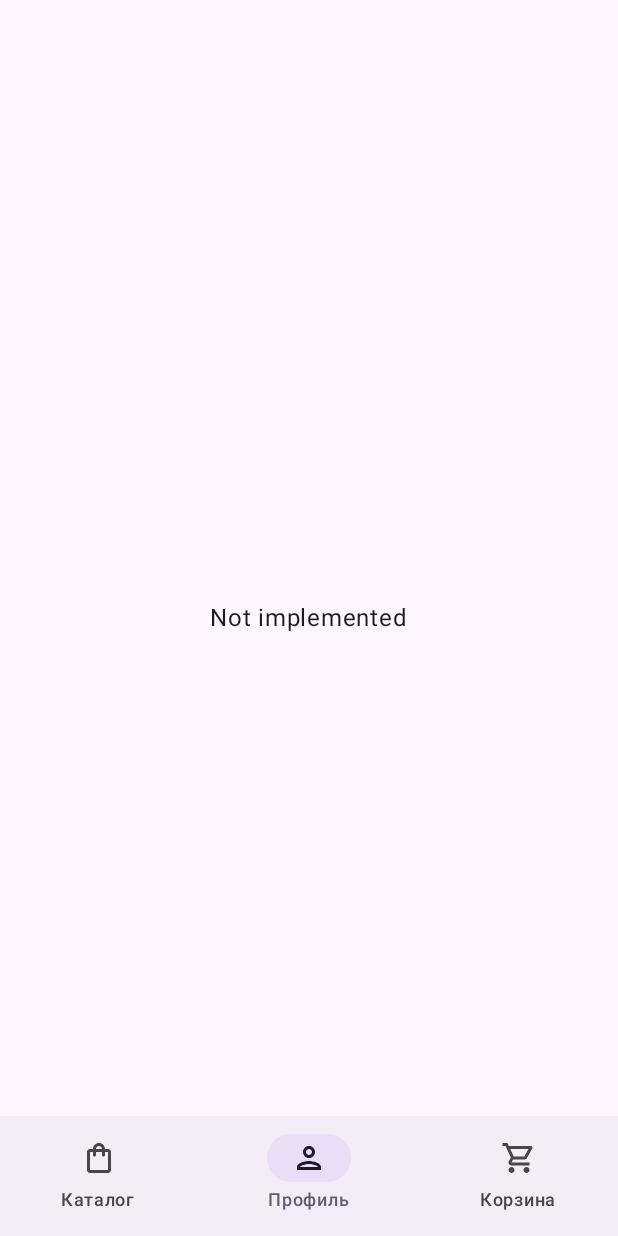
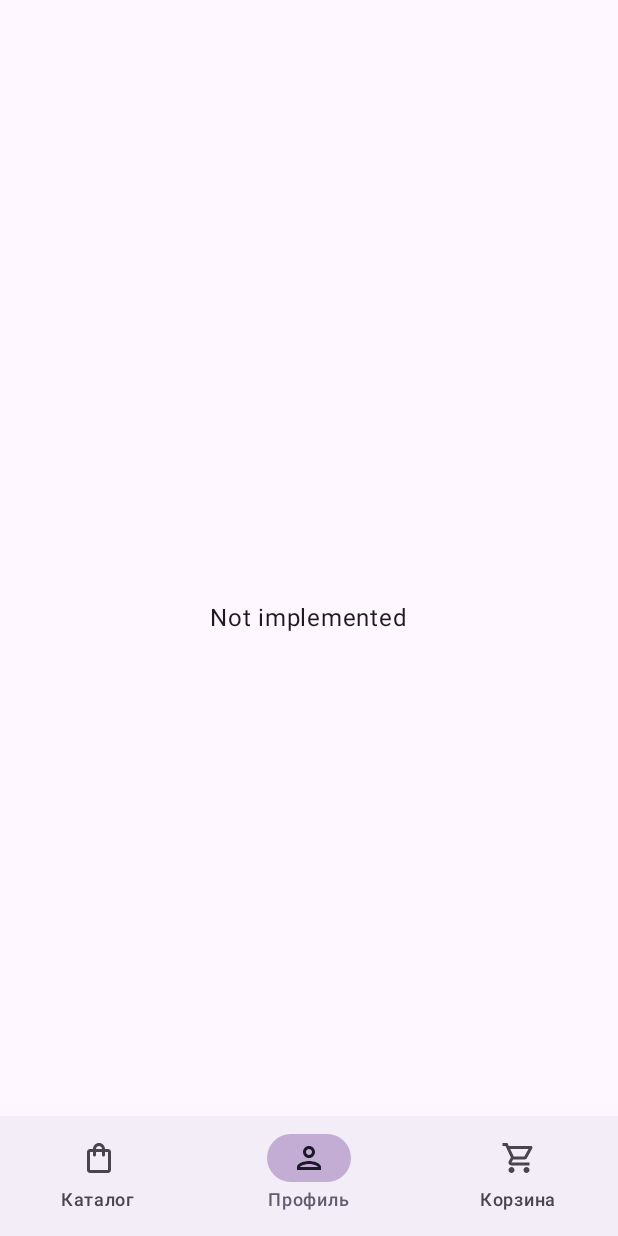
Before and after one commit to GermanovaPolina/android_hw3, an Android app built with Jetpack Compose: the screen it shows after launch (MainActivity), item 2 of the bottom bar chosen, on a phone screen of 412 x 824 dp. Run offline under Robolectric (Android 15) with nearby library versions, the phone set to English and light mode, and no system bars; pictures from the network do not load.

Commit message:
layouting

```diff
--- a/app/src/main/java/com/homework/hw3/MainActivity.kt
+++ b/app/src/main/java/com/homework/hw3/MainActivity.kt
@@ -6,9 +6,7 @@ import androidx.activity.compose.setContent
 import androidx.compose.foundation.layout.PaddingValues
 import androidx.compose.material3.MaterialTheme
 import androidx.compose.material3.Scaffold
-import androidx.compose.material3.Text
 import androidx.compose.runtime.Composable
-import androidx.compose.ui.Modifier
 import androidx.navigation.NavHostController
 import androidx.navigation.compose.NavHost
 import androidx.navigation.compose.composable
@@ -39,14 +37,13 @@ fun MainScreen() {
             BottomNavigationBar(navController = navController)
         }
     ) { paddingValues ->
-        NavigationGraph(navController = navController, modifier = Modifier, paddingValues)
+        NavigationGraph(navController = navController, paddingValues)
     }
 }
 
 @Composable
 fun NavigationGraph(
     navController: NavHostController,
-    modifier: Modifier = Modifier,
     paddingValues: PaddingValues
 ) {
     NavHost(navController = navController, startDestination = BottomNavItem.Catalogue.route) {
--- a/app/src/main/java/com/homework/hw3/ui/components/BottomNavigationBar.kt
+++ b/app/src/main/java/com/homework/hw3/ui/components/BottomNavigationBar.kt
@@ -1,16 +1,19 @@
 package com.homework.hw3.ui.components
 
+import androidx.compose.foundation.background
 import androidx.compose.material3.Icon
 import androidx.compose.material3.NavigationBar
 import androidx.compose.material3.NavigationBarItem
+import androidx.compose.material3.NavigationBarItemDefaults
 import androidx.compose.material3.Text
 import androidx.compose.runtime.Composable
 import androidx.compose.runtime.getValue
-import androidx.compose.ui.res.stringResource
+import androidx.compose.ui.Modifier
 import androidx.navigation.NavController
 import androidx.navigation.compose.currentBackStackEntryAsState
-import androidx.navigation.compose.rememberNavController
 import com.homework.hw3.data.BottomNavItem
+import com.homework.hw3.ui.theme.SecondaryColor
+import com.homework.hw3.ui.theme.SelectedColor
 
 @Composable
 fun BottomNavigationBar(navController: NavController) {
@@ -19,7 +22,9 @@ fun BottomNavigationBar(navController: NavController) {
         BottomNavItem.Profile,
         BottomNavItem.Cart
     )
-    NavigationBar {
+    NavigationBar(
+        modifier = Modifier.background(SecondaryColor),
+    ) {
         val navBackStackEntry by navController.currentBackStackEntryAsState()
         val currentRoute = navBackStackEntry?.destination?.route
         items.forEach { item ->
@@ -27,20 +32,17 @@ fun BottomNavigationBar(navController: NavController) {
                 icon = { Icon(item.icon, contentDescription = item.label) },
                 label = { Text(text = item.label) },
                 selected = currentRoute == item.route,
+                colors = NavigationBarItemDefaults.colors(
+                    indicatorColor = SelectedColor,
+                ),
                 onClick = {
                     navController.navigate(item.route) {
-                        // Pop up to the start destination of the graph to
-                        // avoid building up a large stack of destinations
-                        // on the back stack as users select items
                         navController.graph.startDestinationRoute?.let { route ->
                             popUpTo(route) {
                                 saveState = true
                             }
                         }
-                        // Avoid multiple copies of the same destination when
-                        // reselecting the same item
                         launchSingleTop = true
-                        // Restore state when reselecting a previously selected item
                         restoreState = true
                     }
                 }
--- a/app/src/main/java/com/homework/hw3/ui/components/CarouselFilter.kt
+++ b/app/src/main/java/com/homework/hw3/ui/components/CarouselFilter.kt
@@ -6,15 +6,15 @@ import androidx.compose.foundation.lazy.LazyRow
 import androidx.compose.foundation.lazy.items
 import androidx.compose.material3.*
 import androidx.compose.runtime.*
-import androidx.compose.ui.Alignment
 import androidx.compose.ui.Modifier
 import androidx.compose.ui.graphics.Color
 import androidx.compose.ui.unit.dp
 import com.homework.hw3.data.CatalogueItemType
+import kotlinx.coroutines.launch
 
 @Composable
 fun CarouselFilter(
-    onFilterSelected: (CatalogueItemType) -> Unit,
+    onFilterSelected: suspend (CatalogueItemType) -> Unit,
     selectedFilter: CatalogueItemType? = null
 ) {
     val filters = listOf(CatalogueItemType.Hair, CatalogueItemType.Nails, CatalogueItemType.Soap)
@@ -38,10 +38,16 @@ fun CarouselFilter(
 private fun FilterButton(
     filter: CatalogueItemType,
     isSelected: Boolean,
-    onFilterSelected: (CatalogueItemType) -> Unit
+    onFilterSelected: suspend (CatalogueItemType) -> Unit
 ) {
+    val coroutineScope = rememberCoroutineScope()
+
     Button(
-        onClick = { onFilterSelected(filter) },
+        onClick = {
+            coroutineScope.launch {
+                onFilterSelected(filter)
+            }
+        },
         modifier = Modifier.background(if (isSelected) Color.Black else Color.White)
     ) {
         Text(text = filter.toString(), style = MaterialTheme.typography.labelLarge)
--- /dev/null
+++ b/app/src/main/java/com/homework/hw3/ui/components/Spinner.kt
@@ -0,0 +1,20 @@
+package com.homework.hw3.ui.components
+
+import androidx.compose.foundation.layout.Box
+import androidx.compose.foundation.layout.fillMaxHeight
+import androidx.compose.foundation.layout.size
+import androidx.compose.material3.CircularProgressIndicator
+import androidx.compose.runtime.Composable
+import androidx.compose.ui.Alignment
+import androidx.compose.ui.Modifier
+import androidx.compose.ui.unit.dp
+
+@Composable
+fun Spinner() {
+    Box(
+        modifier = Modifier.fillMaxHeight(),
+        contentAlignment = Alignment.Center
+    ) {
+        CircularProgressIndicator(modifier = Modifier.size(40.dp))
+    }
+}
--- a/app/src/main/java/com/homework/hw3/ui/screens/CartScreen.kt
+++ b/app/src/main/java/com/homework/hw3/ui/screens/CartScreen.kt
@@ -1,23 +1,17 @@
 package com.homework.hw3.ui.screens
 
-import android.util.Log
 import androidx.compose.foundation.layout.Arrangement
-import androidx.compose.foundation.layout.Box
 import androidx.compose.foundation.layout.Column
 import androidx.compose.foundation.layout.PaddingValues
 import androidx.compose.foundation.layout.Spacer
 import androidx.compose.foundation.layout.fillMaxSize
 import androidx.compose.foundation.layout.height
 import androidx.compose.foundation.layout.padding
-import androidx.compose.foundation.layout.size
 import androidx.compose.foundation.lazy.LazyColumn
 import androidx.compose.foundation.lazy.items
-import androidx.compose.material3.CircularProgressIndicator
 import androidx.compose.material3.Text
 import androidx.compose.runtime.Composable
 import androidx.compose.runtime.LaunchedEffect
-import androidx.compose.runtime.derivedStateOf
-import androidx.compose.runtime.getValue
 import androidx.compose.runtime.mutableStateOf
 import androidx.compose.runtime.remember
 import androidx.compose.runtime.saveable.rememberSaveable
@@ -28,7 +22,7 @@ import androidx.compose.ui.unit.dp
 import com.homework.hw3.api.ShopController
 import com.homework.hw3.data.CatalogueItem
 import com.homework.hw3.ui.components.CartCard
-import com.homework.hw3.ui.components.CatalogueCard
+import com.homework.hw3.ui.components.Spinner
 import com.homework.hw3.utils.CartManager
 
 @Composable
@@ -72,7 +66,7 @@ fun CartScreen(paddingValues: PaddingValues) {
         Text("Cart Screen")
 
         if (loading) {
-            CircularProgressIndicator(modifier = Modifier.size(40.dp))
+            Spinner()
             return
         }
 
--- a/app/src/main/java/com/homework/hw3/ui/screens/CatalogueScreen.kt
+++ b/app/src/main/java/com/homework/hw3/ui/screens/CatalogueScreen.kt
@@ -1,16 +1,21 @@
 package com.homework.hw3.ui.screens
 
+import androidx.compose.foundation.background
 import androidx.compose.foundation.layout.Arrangement
+import androidx.compose.foundation.layout.Box
 import androidx.compose.foundation.layout.Column
 import androidx.compose.foundation.layout.PaddingValues
 import androidx.compose.foundation.layout.Spacer
+import androidx.compose.foundation.layout.fillMaxHeight
 import androidx.compose.foundation.layout.fillMaxSize
+import androidx.compose.foundation.layout.fillMaxWidth
 import androidx.compose.foundation.layout.height
 import androidx.compose.foundation.layout.padding
 import androidx.compose.foundation.layout.size
 import androidx.compose.foundation.lazy.LazyColumn
 import androidx.compose.foundation.lazy.items
 import androidx.compose.material3.CircularProgressIndicator
+import androidx.compose.material3.MaterialTheme
 import androidx.compose.material3.Text
 import androidx.compose.runtime.Composable
 import androidx.compose.runtime.LaunchedEffect
@@ -19,13 +24,18 @@ import androidx.compose.runtime.remember
 import androidx.compose.runtime.saveable.rememberSaveable
 import androidx.compose.ui.Alignment
 import androidx.compose.ui.Modifier
+import androidx.compose.ui.graphics.Color
 import androidx.compose.ui.platform.LocalContext
+import androidx.compose.ui.text.font.FontWeight
 import androidx.compose.ui.unit.dp
+import androidx.compose.ui.unit.sp
 import com.homework.hw3.api.ShopController
 import com.homework.hw3.data.CatalogueItem
 import com.homework.hw3.data.CatalogueItemType
 import com.homework.hw3.ui.components.CarouselFilter
 import com.homework.hw3.ui.components.CatalogueCard
+import com.homework.hw3.ui.components.Spinner
+import com.homework.hw3.ui.theme.BaseColor
 import com.homework.hw3.utils.CartManager
 
 @Composable
@@ -45,6 +55,15 @@ fun CatalogueScreen(
     val addToCard = { id: String, delta: Int ->
         setCart(cartManager.updateCart(id, delta))
     }
+    val selectFilter: suspend (CatalogueItemType) -> Unit =  { type ->
+        setItemType(type)
+        setLoading(true)
+
+        val items = shopController.getItems(type)
+        setCatalogueItems(items)
+
+        setLoading(false)
+    }
 
     LaunchedEffect(Unit) {
         if (isFirstLaunch.value) {
@@ -58,31 +77,30 @@ fun CatalogueScreen(
         }
     }
 
-    LaunchedEffect(key1 = itemType) {
-        if (!isFirstLaunch.value) {
-            setLoading(true)
-
-            val items = shopController.getItems(itemType)
-            setCatalogueItems(items)
-
-            setLoading(false)
-        }
-    }
-
     Column(
         modifier = Modifier
             .fillMaxSize()
+            .background(BaseColor)
             .padding(16.dp),
         verticalArrangement = Arrangement.Top,
-        horizontalAlignment = Alignment.CenterHorizontally
+        horizontalAlignment = Alignment.CenterHorizontally,
     ) {
-        Text("Catalogue Screen")
+        Box(
+            modifier = Modifier.fillMaxWidth(),
+            contentAlignment = Alignment.CenterStart
+        ) {
+            Text(
+                text = "Каталог",
+                fontSize = 48.sp,
+                fontWeight = FontWeight.ExtraBold,
+            )
+        }
         CarouselFilter(
-            onFilterSelected = setItemType,
+            onFilterSelected = selectFilter,
             selectedFilter = itemType,
         )
         if (loading) {
-            CircularProgressIndicator(modifier = Modifier.size(40.dp))
+            Spinner()
             return
         }
         LazyColumn(
--- a/app/src/main/java/com/homework/hw3/ui/theme/Color.kt
+++ b/app/src/main/java/com/homework/hw3/ui/theme/Color.kt
@@ -9,3 +9,7 @@ val Pink80 = Color(0xFFEFB8C8)
 val Purple40 = Color(0xFF6650a4)
 val PurpleGrey40 = Color(0xFF625b71)
 val Pink40 = Color(0xFF7D5260)
+
+val SecondaryColor = Color(0xFFD3BEE3)
+val BaseColor = Color(0xFFF0F0F0)
+val SelectedColor = Color(0xFFC3ADD4)
```
